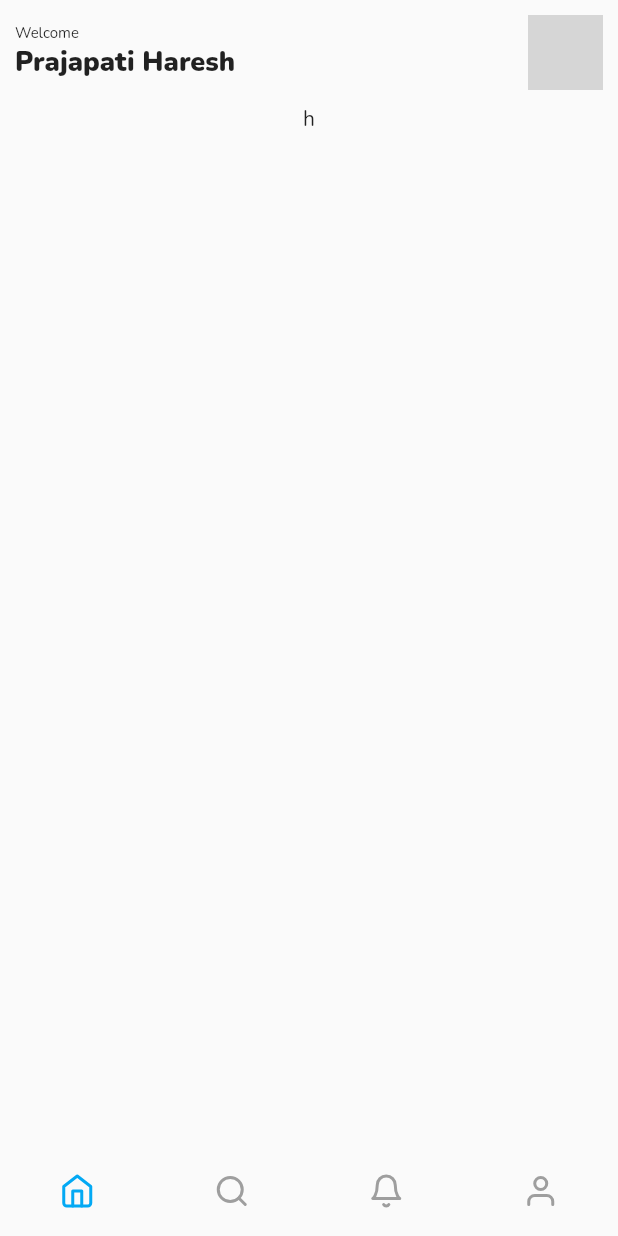
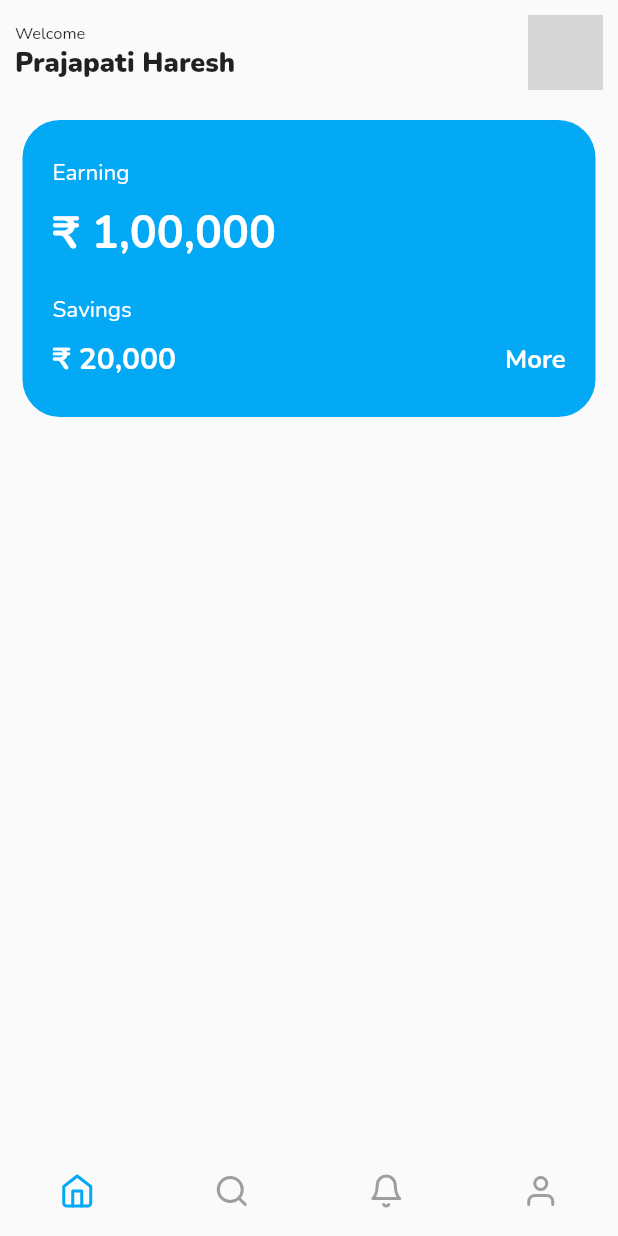
Before and after one commit to code-diggers-369/flutter_ui, a Flutter app: the screen it shows after launch, on a phone screen of 412 x 824 dp. Run offline on Flutter 3.47's test engine with Material 2 defaults, Android fonts, the phone set to English and light mode, and no system bars; our stand-ins replace flutter_feather_icons, google_fonts; network calls fail; grey boxes are pictures that could not be loaded.

Commit message:
home screen half over

```diff
--- a/lib/screens/bottomNavigationScreens/Home.dart
+++ b/lib/screens/bottomNavigationScreens/Home.dart
@@ -1,6 +1,6 @@
 import 'package:flutter/material.dart';
-import 'package:task/widgets/Home/BigCard.dart';
-import 'package:task/widgets/Home/TopWelcomeContainer.dart';
+import 'package:task/widgets/Home/BigCard_Widget.dart';
+import 'package:task/widgets/Home/TopWelcomeContainer_Widget.dart';
 
 class Home extends StatefulWidget {
   // const Home({ Key? key }) : super(key: key);
@@ -14,7 +14,16 @@ class _HomeState extends State<Home> {
   Widget build(BuildContext context) {
     return Container(
       child: Column(
-        children: [WelcomeContainer(), BigCard()],
+        children: [
+          WelcomeContainer(),
+          SizedBox(
+            height: 10,
+          ),
+          BigCard(),
+          SizedBox(
+            height: 10,
+          )
+        ],
       ),
     );
   }
--- a/lib/widgets/Home/BigCard.dart
+++ /dev/null
@@ -1,10 +0,0 @@
-import 'package:flutter/material.dart';
-
-class BigCard extends StatelessWidget {
-  // const BigCard({ Key? key }) : super(key: key);
-
-  @override
-  Widget build(BuildContext context) {
-    return Container(child: Text("h"));
-  }
-}
--- /dev/null
+++ b/lib/widgets/Home/BigCard_Widget.dart
@@ -0,0 +1,84 @@
+import 'package:flutter/material.dart';
+
+// class BigCard extends StatelessWidget {
+//   // const BigCard({ Key? key }) : super(key: key);
+
+//   @override
+//   Widget build(BuildContext context) {
+
+//   }
+// }
+
+class BigCard extends StatefulWidget {
+  // const BigCard({ Key? key }) : super(key: key);
+
+  @override
+  _BigCardState createState() => _BigCardState();
+}
+
+class _BigCardState extends State<BigCard> {
+  @override
+  Widget build(BuildContext context) {
+    return Container(
+      decoration: BoxDecoration(
+          color: Colors.lightBlue, borderRadius: BorderRadius.circular(25)),
+      width: MediaQuery.of(context).size.width - 30,
+      padding: EdgeInsets.symmetric(horizontal: 20, vertical: 25),
+      child: Column(
+        crossAxisAlignment: CrossAxisAlignment.start,
+        children: [
+          Text(
+            "Earning",
+            style: customStyle(15, false),
+          ),
+          SizedBox(
+            height: 10,
+          ),
+          Text(
+            "₹ 1,00,000",
+            style: customStyle(30, true),
+          ),
+          SizedBox(
+            height: 20,
+          ),
+          Text(
+            "Savings",
+            style: customStyle(15, false),
+          ),
+          SizedBox(
+            height: 10,
+          ),
+          Row(
+            mainAxisAlignment: MainAxisAlignment.spaceBetween,
+            children: [
+              Text(
+                "₹ 20,000",
+                style: customStyle(20, true),
+              ),
+              InkWell(
+                onTap: () {
+                  ScaffoldMessenger.of(context).showSnackBar(SnackBar(
+                    content: Text("More"),
+                  ));
+                },
+                child: Text(
+                  "More",
+                  style: customStyle(17, true),
+                ),
+              )
+            ],
+          )
+        ],
+      ),
+    );
+  }
+}
+
+// custome style method for reuse same textstyle
+TextStyle customStyle(double size, bool isBold) {
+  return TextStyle(
+    color: Colors.white,
+    fontSize: size,
+    fontWeight: isBold ? FontWeight.bold : FontWeight.normal,
+  );
+}
--- a/lib/widgets/Home/TopWelcomeContainer.dart
+++ b/lib/widgets/Home/TopWelcomeContainer_Widget.dart
@@ -18,7 +18,7 @@ class WelcomeContainer extends StatelessWidget {
             children: [
               Text(
                 "Welcome",
-                style: TextStyle(fontSize: 10),
+                style: TextStyle(fontSize: 11),
               ),
               Text(
                 "Prajapati Haresh",
@@ -32,6 +32,18 @@ class WelcomeContainer extends StatelessWidget {
               MyPic,
               height: 50,
               width: 50,
+              cacheHeight: 50,
+              cacheWidth: 50,
+              loadingBuilder: (BuildContext ctx, Widget child,
+                  ImageChunkEvent loadingProgress) {
+                if (loadingProgress == null) {
+                  return child;
+                } else {
+                  return Container(
+                    color: Colors.grey,
+                  );
+                }
+              },
             ),
           )
         ],
```
Also changed, not shown: lib/widgets/Home/MyAccount_Widget.dart (added).
